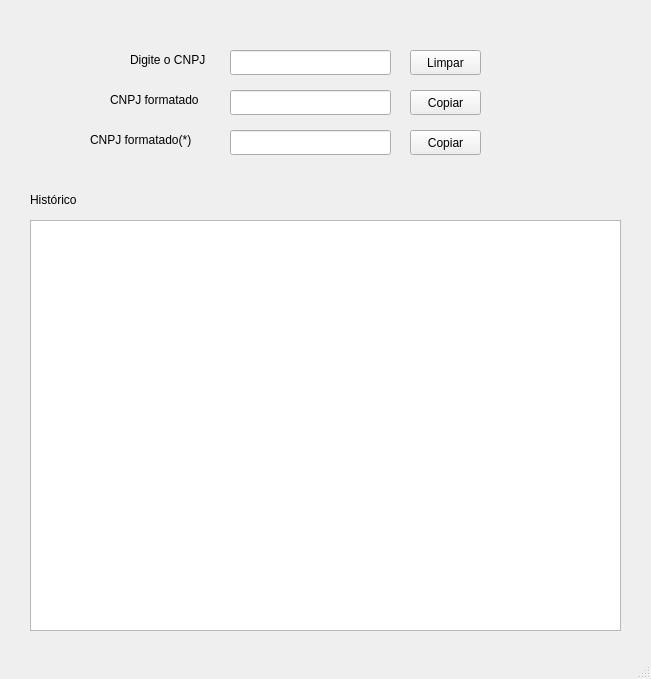
Above: CNPJ_Formatter/mainwindow.ui from CaduBastos/cnpj_finder before the change. Below: the same form after it.
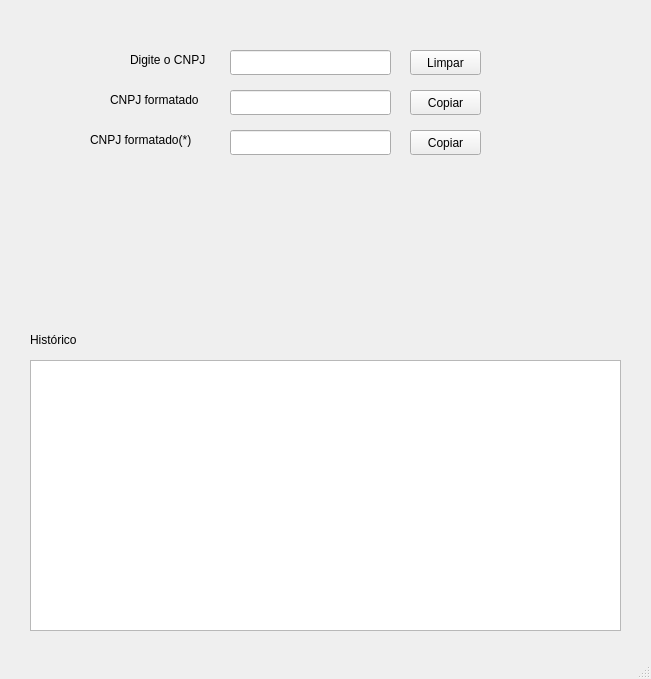
That is the form after the change.

Diff of the .ui file:
```diff
--- a/CNPJ_Formatter/mainwindow.ui
+++ b/CNPJ_Formatter/mainwindow.ui
@@ -132,9 +132,9 @@
     <property name="geometry">
      <rect>
       <x>30</x>
-      <y>220</y>
+      <y>360</y>
       <width>591</width>
-      <height>411</height>
+      <height>271</height>
      </rect>
     </property>
     <property name="documentTitle">
@@ -145,7 +145,7 @@
     <property name="geometry">
      <rect>
       <x>30</x>
-      <y>190</y>
+      <y>330</y>
       <width>61</width>
       <height>20</height>
      </rect>
```
